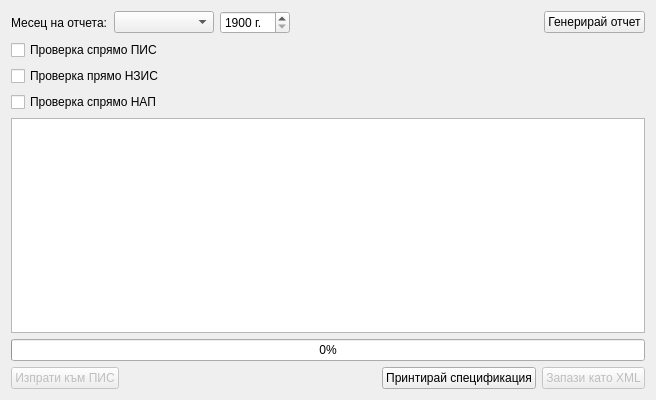
Above: src/View/Widgets/ReportView.ui from thefinalcutbg/DinoDent before the change. Below: the same form after it.
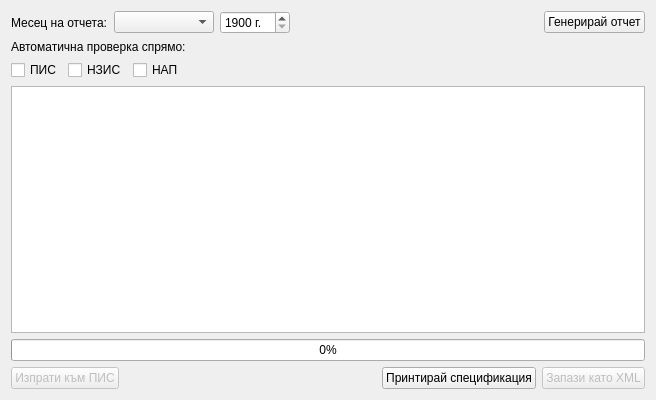
That is the form after the change. Custom widgets are drawn as their Qt base class.

Commit message: report validation bugfixes

```diff
--- a/src/View/Widgets/ReportView.ui
+++ b/src/View/Widgets/ReportView.ui
@@ -81,28 +81,48 @@
     </layout>
    </item>
    <item>
-    <layout class="QVBoxLayout" name="verticalLayout">
+    <widget class="QLabel" name="label_2">
+     <property name="text">
+      <string>Автоматична проверка спрямо:</string>
+     </property>
+    </widget>
+   </item>
+   <item>
+    <layout class="QHBoxLayout" name="horizontalLayout_4">
      <item>
       <widget class="QCheckBox" name="pisCheck">
        <property name="text">
-        <string>Проверка спрямо ПИС</string>
+        <string>ПИС</string>
        </property>
       </widget>
      </item>
      <item>
       <widget class="QCheckBox" name="hisCheck">
        <property name="text">
-        <string>Проверка прямо НЗИС</string>
+        <string>НЗИС</string>
        </property>
       </widget>
      </item>
      <item>
       <widget class="QCheckBox" name="nraCheck">
        <property name="text">
-        <string>Проверка спрямо НАП</string>
+        <string>НАП</string>
        </property>
       </widget>
      </item>
+     <item>
+      <spacer name="horizontalSpacer">
+       <property name="orientation">
+        <enum>Qt::Orientation::Horizontal</enum>
+       </property>
+       <property name="sizeHint" stdset="0">
+        <size>
+         <width>40</width>
+         <height>20</height>
+        </size>
+       </property>
+      </spacer>
+     </item>
     </layout>
    </item>
    <item>
@@ -117,8 +137,8 @@
 hr { height: 1px; border-width: 0; }
 li.unchecked::marker { content: &quot;\2610&quot;; }
 li.checked::marker { content: &quot;\2612&quot;; }
-&lt;/style&gt;&lt;/head&gt;&lt;body style=&quot; font-family:'.AppleSystemUIFont'; font-size:13pt; font-weight:400; font-style:normal;&quot;&gt;
-&lt;p style=&quot;-qt-paragraph-type:empty; margin-top:0px; margin-bottom:0px; margin-left:0px; margin-right:0px; -qt-block-indent:0; text-indent:0px;&quot;&gt;&lt;br /&gt;&lt;/p&gt;&lt;/body&gt;&lt;/html&gt;</string>
+&lt;/style&gt;&lt;/head&gt;&lt;body style=&quot; font-family:'Segoe UI'; font-size:9pt; font-weight:400; font-style:normal;&quot;&gt;
+&lt;p style=&quot;-qt-paragraph-type:empty; margin-top:0px; margin-bottom:0px; margin-left:0px; margin-right:0px; -qt-block-indent:0; text-indent:0px; font-family:'.AppleSystemUIFont'; font-size:13pt;&quot;&gt;&lt;br /&gt;&lt;/p&gt;&lt;/body&gt;&lt;/html&gt;</string>
      </property>
     </widget>
    </item>
```
The commit also changes 3 other files.
